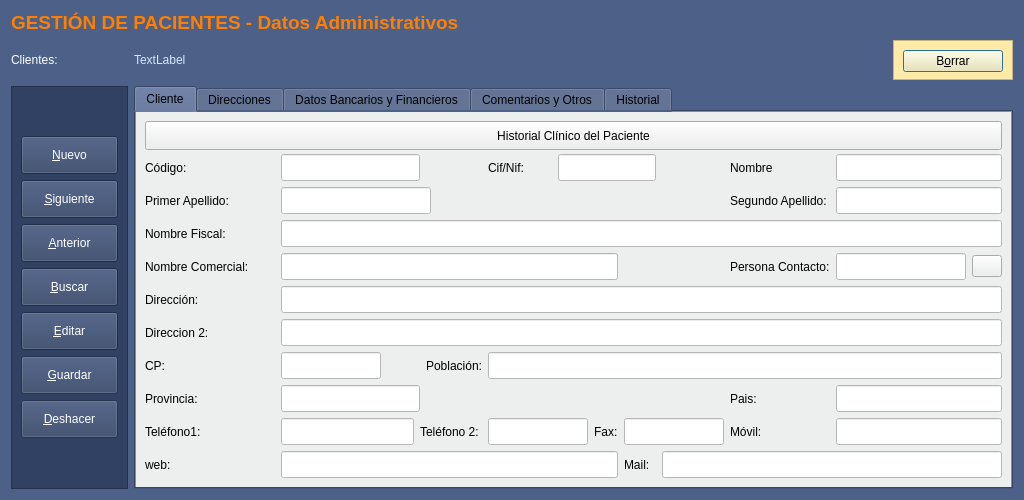
Old version of the form Zona_Pacientes/frmClientes.ui in the repository arcnexus/RedFoX.
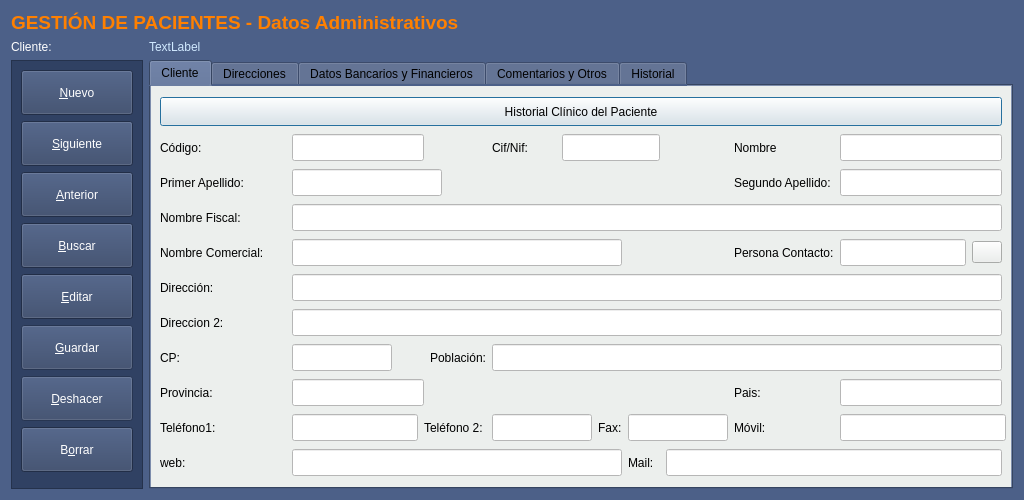
New version of the form. Icons and pictures are not drawn.

What changed in the file:
```diff
--- a/Zona_Pacientes/frmClientes.ui
+++ b/Zona_Pacientes/frmClientes.ui
@@ -53,695 +53,6 @@
      </property>
     </widget>
    </item>
-   <item row="1" column="1">
-    <widget class="QLabel" name="txtNombreFiscal">
-     <property name="styleSheet">
-      <string notr="true">color: rgb(208, 233, 255)</string>
-     </property>
-     <property name="text">
-      <string>TextLabel</string>
-     </property>
-    </widget>
-   </item>
-   <item row="1" column="2">
-    <widget class="QFrame" name="frame_4">
-     <property name="sizePolicy">
-      <sizepolicy hsizetype="Preferred" vsizetype="Maximum">
-       <horstretch>0</horstretch>
-       <verstretch>0</verstretch>
-      </sizepolicy>
-     </property>
-     <property name="minimumSize">
-      <size>
-       <width>0</width>
-       <height>40</height>
-      </size>
-     </property>
-     <property name="maximumSize">
-      <size>
-       <width>120</width>
-       <height>40</height>
-      </size>
-     </property>
-     <property name="palette">
-      <palette>
-       <active>
-        <colorrole role="WindowText">
-         <brush brushstyle="SolidPattern">
-          <color alpha="255">
-           <red>0</red>
-           <green>0</green>
-           <blue>0</blue>
-          </color>
-         </brush>
-        </colorrole>
-        <colorrole role="Button">
-         <brush brushstyle="SolidPattern">
-          <color alpha="255">
-           <red>255</red>
-           <green>235</green>
-           <blue>167</blue>
-          </color>
-         </brush>
-        </colorrole>
-        <colorrole role="Light">
-         <brush brushstyle="SolidPattern">
-          <color alpha="255">
-           <red>255</red>
-           <green>235</green>
-           <blue>183</blue>
-          </color>
-         </brush>
-        </colorrole>
-        <colorrole role="Midlight">
-         <brush brushstyle="SolidPattern">
-          <color alpha="255">
-           <red>239</red>
-           <green>210</green>
-           <blue>136</blue>
-          </color>
-         </brush>
-        </colorrole>
-        <colorrole role="Dark">
-         <brush brushstyle="SolidPattern">
-          <color alpha="255">
-           <red>111</red>
-           <green>93</green>
-           <blue>45</blue>
-          </color>
-         </brush>
-        </colorrole>
-        <colorrole role="Mid">
-         <brush brushstyle="SolidPattern">
-          <color alpha="255">
-           <red>149</red>
-           <green>124</green>
-           <blue>60</blue>
-          </color>
-         </brush>
-        </colorrole>
-        <colorrole role="Text">
-         <brush brushstyle="SolidPattern">
-          <color alpha="255">
-           <red>0</red>
-           <green>0</green>
-           <blue>0</blue>
-          </color>
-         </brush>
-        </colorrole>
-        <colorrole role="BrightText">
-         <brush brushstyle="SolidPattern">
-          <color alpha="255">
-           <red>255</red>
-           <green>255</green>
-           <blue>255</blue>
-          </color>
-         </brush>
-        </colorrole>
-        <colorrole role="ButtonText">
-         <brush brushstyle="SolidPattern">
-          <color alpha="255">
-           <red>0</red>
-           <green>0</green>
-           <blue>0</blue>
-          </color>
-         </brush>
-        </colorrole>
-        <colorrole role="Base">
-         <brush brushstyle="SolidPattern">
-          <color alpha="255">
-           <red>255</red>
-           <green>235</green>
-           <blue>167</blue>
-          </color>
-         </brush>
-        </colorrole>
-        <colorrole role="Window">
-         <brush brushstyle="SolidPattern">
-          <color alpha="255">
-           <red>255</red>
-           <green>235</green>
-           <blue>167</blue>
-          </color>
-         </brush>
-        </colorrole>
-        <colorrole role="Shadow">
-         <brush brushstyle="SolidPattern">
-          <color alpha="255">
-           <red>0</red>
-           <green>0</green>
-           <blue>0</blue>
-          </color>
-         </brush>
-        </colorrole>
-        <colorrole role="AlternateBase">
-         <brush brushstyle="SolidPattern">
-          <color alpha="255">
-           <red>239</red>
-           <green>220</green>
-           <blue>172</blue>
-          </color>
-         </brush>
-        </colorrole>
-        <colorrole role="ToolTipBase">
-         <brush brushstyle="SolidPattern">
-          <color alpha="255">
-           <red>255</red>
-           <green>255</green>
-           <blue>220</blue>
-          </color>
-         </brush>
-        </colorrole>
-        <colorrole role="ToolTipText">
-         <brush brushstyle="SolidPattern">
-          <color alpha="255">
-           <red>0</red>
-           <green>0</green>
-           <blue>0</blue>
-          </color>
-         </brush>
-        </colorrole>
-       </active>
-       <inactive>
-        <colorrole role="WindowText">
-         <brush brushstyle="SolidPattern">
-          <color alpha="255">
-           <red>0</red>
-           <green>0</green>
-           <blue>0</blue>
-          </color>
-         </brush>
-        </colorrole>
-        <colorrole role="Button">
-         <brush brushstyle="SolidPattern">
-          <color alpha="255">
-           <red>255</red>
-           <green>235</green>
-           <blue>167</blue>
-          </color>
-         </brush>
-        </colorrole>
-        <colorrole role="Light">
-         <brush brushstyle="SolidPattern">
-          <color alpha="255">
-           <red>255</red>
-           <green>235</green>
-           <blue>183</blue>
-          </color>
-         </brush>
-        </colorrole>
-        <colorrole role="Midlight">
-         <brush brushstyle="SolidPattern">
-          <color alpha="255">
-           <red>239</red>
-           <green>210</green>
-           <blue>136</blue>
-          </color>
-         </brush>
-        </colorrole>
-        <colorrole role="Dark">
-         <brush brushstyle="SolidPattern">
-          <color alpha="255">
-           <red>111</red>
-           <green>93</green>
-           <blue>45</blue>
-          </color>
-         </brush>
-        </colorrole>
-        <colorrole role="Mid">
-         <brush brushstyle="SolidPattern">
-          <color alpha="255">
-           <red>149</red>
-           <green>124</green>
-           <blue>60</blue>
-          </color>
-         </brush>
-        </colorrole>
-        <colorrole role="Text">
-         <brush brushstyle="SolidPattern">
-          <color alpha="255">
-           <red>0</red>
-           <green>0</green>
-           <blue>0</blue>
-          </color>
-         </brush>
-        </colorrole>
-        <colorrole role="BrightText">
-         <brush brushstyle="SolidPattern">
-          <color alpha="255">
-           <red>255</red>
-           <green>255</green>
-           <blue>255</blue>
-          </color>
-         </brush>
-        </colorrole>
-        <colorrole role="ButtonText">
-         <brush brushstyle="SolidPattern">
-          <color alpha="255">
-           <red>0</red>
-           <green>0</green>
-           <blue>0</blue>
-          </color>
-         </brush>
-        </colorrole>
-        <colorrole role="Base">
-         <brush brushstyle="SolidPattern">
-          <color alpha="255">
-           <red>255</red>
-           <green>235</green>
-           <blue>167</blue>
-          </color>
-         </brush>
-        </colorrole>
-        <colorrole role="Window">
-         <brush brushstyle="SolidPattern">
-          <color alpha="255">
-           <red>255</red>
-           <green>235</green>
-           <blue>167</blue>
-          </color>
-         </brush>
-        </colorrole>
-        <colorrole role="Shadow">
-         <brush brushstyle="SolidPattern">
-          <color alpha="255">
-           <red>0</red>
-           <green>0</green>
-           <blue>0</blue>
-          </color>
-         </brush>
-        </colorrole>
-        <colorrole role="AlternateBase">
-         <brush brushstyle="SolidPattern">
-          <color alpha="255">
-           <red>239</red>
-           <green>220</green>
-           <blue>172</blue>
-          </color>
-         </brush>
-        </colorrole>
-        <colorrole role="ToolTipBase">
-         <brush brushstyle="SolidPattern">
-          <color alpha="255">
-           <red>255</red>
-           <green>255</green>
-           <blue>220</blue>
-          </color>
-         </brush>
-        </colorrole>
-        <colorrole role="ToolTipText">
-         <brush brushstyle="SolidPattern">
-          <color alpha="255">
-           <red>0</red>
-           <green>0</green>
-           <blue>0</blue>
-          </color>
-         </brush>
-        </colorrole>
-       </inactive>
-       <disabled>
-        <colorrole role="WindowText">
-         <brush brushstyle="SolidPattern">
-          <color alpha="255">
-           <red>111</red>
-           <green>93</green>
-           <blue>45</blue>
-          </color>
-         </brush>
-        </colorrole>
-        <colorrole role="Button">
-         <brush brushstyle="SolidPattern">
-          <color alpha="255">
-           <red>255</red>
-           <green>235</green>
-           <blue>167</blue>
-          </color>
-         </brush>
-        </colorrole>
-        <colorrole role="Light">
-         <brush brushstyle="SolidPattern">
-          <color alpha="255">
-           <red>255</red>
-           <green>235</green>
-           <blue>183</blue>
-          </color>
-         </brush>
-        </colorrole>
-        <colorrole role="Midlight">
-         <brush brushstyle="SolidPattern">
-          <color alpha="255">
-           <red>239</red>
-           <green>210</green>
-           <blue>136</blue>
-          </color>
-         </brush>
-        </colorrole>
-        <colorrole role="Dark">
-         <brush brushstyle="SolidPattern">
-          <color alpha="255">
-           <red>111</red>
-           <green>93</green>
-           <blue>45</blue>
-          </color>
-         </brush>
-        </colorrole>
-        <colorrole role="Mid">
-         <brush brushstyle="SolidPattern">
-          <color alpha="255">
-           <red>149</red>
-           <green>124</green>
-           <blue>60</blue>
-          </color>
-         </brush>
-        </colorrole>
-        <colorrole role="Text">
-         <brush brushstyle="SolidPattern">
-          <color alpha="255">
-           <red>111</red>
-           <green>93</green>
-           <blue>45</blue>
-          </color>
-         </brush>
-        </colorrole>
-        <colorrole role="BrightText">
-         <brush brushstyle="SolidPattern">
-          <color alpha="255">
-           <red>255</red>
-           <green>255</green>
-           <blue>255</blue>
-          </color>
-         </brush>
-        </colorrole>
-        <colorrole role="ButtonText">
-         <brush brushstyle="SolidPattern">
-          <color alpha="255">
-           <red>111</red>
-           <green>93</green>
-           <blue>45</blue>
-          </color>
-         </brush>
-        </colorrole>
-        <colorrole role="Base">
-         <brush brushstyle="SolidPattern">
-          <color alpha="255">
-           <red>255</red>
-           <green>235</green>
-           <blue>167</blue>
-          </color>
-         </brush>
-        </colorrole>
-        <colorrole role="Window">
-         <brush brushstyle="SolidPattern">
-          <color alpha="255">
-           <red>255</red>
-           <green>235</green>
-           <blue>167</blue>
-          </color>
-         </brush>
-        </colorrole>
-        <colorrole role="Shadow">
-         <brush brushstyle="SolidPattern">
-          <color alpha="255">
-           <red>0</red>
-           <green>0</green>
-           <blue>0</blue>
-          </color>
-         </brush>
-        </colorrole>
-        <colorrole role="AlternateBase">
-         <brush brushstyle="SolidPattern">
-          <color alpha="255">
-           <red>223</red>
-           <green>186</green>
-           <blue>90</blue>
-          </color>
-         </brush>
-        </colorrole>
-        <colorrole role="ToolTipBase">
-         <brush brushstyle="SolidPattern">
-          <color alpha="255">
-           <red>255</red>
-           <green>255</green>
-           <blue>220</blue>
-          </color>
-         </brush>
-        </colorrole>
-        <colorrole role="ToolTipText">
-         <brush brushstyle="SolidPattern">
-          <color alpha="255">
-           <red>0</red>
-           <green>0</green>
-           <blue>0</blue>
-          </color>
-         </brush>
-        </colorrole>
-       </disabled>
-      </palette>
-     </property>
-     <property name="autoFillBackground">
-      <bool>false</bool>
-     </property>
-     <property name="styleSheet">
-      <string notr="true">background-color: rgb(255, 235, 167);</string>
-     </property>
-     <property name="frameShape">
-      <enum>QFrame::StyledPanel</enum>
-     </property>
-     <property name="frameShadow">
-      <enum>QFrame::Raised</enum>
-     </property>
-     <layout class="QGridLayout" name="gridLayout_20">
-      <item row="0" column="0">
-       <widget class="QPushButton" name="btnBorrar">
-        <property name="minimumSize">
-         <size>
-          <width>0</width>
-          <height>22</height>
-         </size>
-        </property>
-        <property name="text">
-         <string>B&amp;orrar</string>
-        </property>
-        <property name="icon">
-         <iconset resource="../terra.qrc">
-          <normaloff>:/Icons/PNG/Delete.png</normaloff>:/Icons/PNG/Delete.png</iconset>
-        </property>
-        <property name="iconSize">
-         <size>
-          <width>18</width>
-          <height>18</height>
-         </size>
-        </property>
-       </widget>
-      </item>
-     </layout>
-    </widget>
-   </item>
-   <item row="2" column="0">
-    <widget class="QFrame" name="frame_3">
-     <property name="sizePolicy">
-      <sizepolicy hsizetype="Minimum" vsizetype="Minimum">
-       <horstretch>0</horstretch>
-       <verstretch>0</verstretch>
-      </sizepolicy>
-     </property>
-     <property name="minimumSize">
-      <size>
-       <width>117</width>
-       <height>374</height>
-      </size>
-     </property>
-     <property name="maximumSize">
-      <size>
-       <width>117</width>
-       <height>16777215</height>
-      </size>
-     </property>
-     <property name="styleSheet">
-      <string notr="true">background-color: #304163;
-color: #ffffff</string>
-     </property>
-     <property name="frameShape">
-      <enum>QFrame::StyledPanel</enum>
-     </property>
-     <property name="frameShadow">
-      <enum>QFrame::Raised</enum>
-     </property>
-     <layout class="QGridLayout" name="gridLayout_21">
-      <item row="0" column="0">
-       <layout class="QVBoxLayout" name="verticalLayout_3">
-        <item>
-         <widget class="QPushButton" name="btnAnadir">
-          <property name="minimumSize">
-           <size>
-            <width>0</width>
-            <height>38</height>
-           </size>
-          </property>
-          <property name="text">
-           <string>&amp;Nuevo</string>
-          </property>
-          <property name="icon">
-           <iconset resource="../terra.qrc">
-            <normaloff>:/Icons/PNG/add.png</normaloff>:/Icons/PNG/add.png</iconset>
-          </property>
-          <property name="iconSize">
-           <size>
-            <width>24</width>
-            <height>24</height>
-           </size>
-          </property>
-         </widget>
-        </item>
-        <item>
-         <widget class="QPushButton" name="btnSiguiente">
-          <property name="minimumSize">
-           <size>
-            <width>0</width>
-            <height>38</height>
-           </size>
-          </property>
-          <property name="text">
-           <string>&amp;Siguiente</string>
-          </property>
-          <property name="icon">
-           <iconset resource="../terra.qrc">
-            <normaloff>:/Icons/PNG/Next.png</normaloff>:/Icons/PNG/Next.png</iconset>
-          </property>
-          <property name="iconSize">
-           <size>
-            <width>24</width>
-            <height>24</height>
-           </size>
-          </property>
-         </widget>
-        </item>
-        <item>
-         <widget class="QPushButton" name="btnAnterior">
-          <property name="minimumSize">
-           <size>
-            <width>0</width>
-            <height>38</height>
-           </size>
-          </property>
-          <property name="text">
-           <string>&amp;Anterior</string>
-          </property>
-          <property name="icon">
-           <iconset resource="../terra.qrc">
-            <normaloff>:/Icons/PNG/Previous.png</normaloff>:/Icons/PNG/Previous.png</iconset>
-          </property>
-          <property name="iconSize">
-           <size>
-            <width>24</width>
-            <height>24</height>
-           </size>
-          </property>
-         </widget>
-        </item>
-        <item>
-         <widget class="QPushButton" name="btnBuscar">
-          <property name="minimumSize">
-           <size>
-            <width>0</width>
-            <height>38</height>
-           </size>
-          </property>
-          <property name="text">
-           <string>&amp;Buscar</string>
-          </property>
-          <property name="icon">
-           <iconset resource="../terra.qrc">
-            <normaloff>:/Icons/PNG/search.png</normaloff>:/Icons/PNG/search.png</iconset>
-          </property>
-          <property name="iconSize">
-           <size>
-            <width>24</width>
-            <height>24</height>
-           </size>
-          </property>
-         </widget>
-        </item>
-        <item>
-         <widget class="QPushButton" name="btnEditar">
-          <property name="minimumSize">
-           <size>
-            <width>0</width>
-            <height>38</height>
-           </size>
-          </property>
-          <property name="text">
-           <string>&amp;Editar</string>
-          </property>
-          <property name="icon">
-           <iconset resource="../terra.qrc">
-            <normaloff>:/Icons/PNG/edit.png</normaloff>:/Icons/PNG/edit.png</iconset>
-          </property>
-          <property name="iconSize">
-           <size>
-            <width>24</width>
-            <height>24</height>
-           </size>
-          </property>
-         </widget>
-        </item>
-        <item>
-         <widget class="QPushButton" name="btnGuardar">
-          <property name="enabled">
-           <bool>false</bool>
-          </property>
-          <property name="minimumSize">
-           <size>
-            <width>0</width>
-            <height>38</height>
-           </size>
-          </property>
-          <property name="text">
-           <string>&amp;Guardar</string>
-          </property>
-          <property name="icon">
-           <iconset resource="../terra.qrc">
-            <normaloff>:/Icons/PNG/Save.png</normaloff>:/Icons/PNG/Save.png</iconset>
-          </property>
-          <property name="iconSize">
-           <size>
-            <width>24</width>
-            <height>24</height>
-           </size>
-          </property>
-         </widget>
-        </item>
-        <item>
-         <widget class="QPushButton" name="btnDeshacer">
-          <property name="enabled">
-           <bool>false</bool>
-          </property>
-          <property name="minimumSize">
-           <size>
-            <width>0</width>
-            <height>38</height>
-           </size>
-          </property>
-          <property name="text">
-           <string>&amp;Deshacer</string>
-          </property>
-          <property name="icon">
-           <iconset resource="../terra.qrc">
-            <normaloff>:/Icons/PNG/undo.png</normaloff>:/Icons/PNG/undo.png</iconset>
-          </property>
-          <property name="iconSize">
-           <size>
-            <width>24</width>
-            <height>24</height>
-           </size>
-          </property>
-         </widget>
-        </item>
-       </layout>
-      </item>
-     </layout>
-    </widget>
-   </item>
    <item row="2" column="1" colspan="2">
     <widget class="QTabWidget" name="tabWidget">
      <property name="sizePolicy">
@@ -3533,10 +2844,244 @@
       <string notr="true">color: rgb(255, 255, 255);</string>
      </property>
      <property name="text">
-      <string>Clientes:</string>
+      <string>Cliente:</string>
      </property>
     </widget>
    </item>
+   <item row="1" column="1">
+    <widget class="QLabel" name="txtNombreFiscal">
+     <property name="styleSheet">
+      <string notr="true">color: rgb(208, 233, 255)</string>
+     </property>
+     <property name="text">
+      <string>TextLabel</string>
+     </property>
+    </widget>
+   </item>
+   <item row="2" column="0">
+    <widget class="QFrame" name="frame_3">
+     <property name="sizePolicy">
+      <sizepolicy hsizetype="Minimum" vsizetype="Minimum">
+       <horstretch>0</horstretch>
+       <verstretch>0</verstretch>
+      </sizepolicy>
+     </property>
+     <property name="minimumSize">
+      <size>
+       <width>132</width>
+       <height>374</height>
+      </size>
+     </property>
+     <property name="maximumSize">
+      <size>
+       <width>117</width>
+       <height>16777215</height>
+      </size>
+     </property>
+     <property name="styleSheet">
+      <string notr="true">background-color: #304163;
+color: #ffffff</string>
+     </property>
+     <property name="frameShape">
+      <enum>QFrame::StyledPanel</enum>
+     </property>
+     <property name="frameShadow">
+      <enum>QFrame::Raised</enum>
+     </property>
+     <layout class="QGridLayout" name="gridLayout_7">
+      <item row="0" column="0">
+       <widget class="QPushButton" name="btnAnadir">
+        <property name="minimumSize">
+         <size>
+          <width>0</width>
+          <height>45</height>
+         </size>
+        </property>
+        <property name="text">
+         <string>&amp;Nuevo</string>
+        </property>
+        <property name="icon">
+         <iconset resource="../terra.qrc">
+          <normaloff>:/Icons/PNG/add.png</normaloff>:/Icons/PNG/add.png</iconset>
+        </property>
+        <property name="iconSize">
+         <size>
+          <width>24</width>
+          <height>24</height>
+         </size>
+        </property>
+       </widget>
+      </item>
+      <item row="1" column="0">
+       <widget class="QPushButton" name="btnSiguiente">
+        <property name="minimumSize">
+         <size>
+          <width>0</width>
+          <height>45</height>
+         </size>
+        </property>
+        <property name="text">
+         <string>&amp;Siguiente</string>
+        </property>
+        <property name="icon">
+         <iconset resource="../terra.qrc">
+          <normaloff>:/Icons/PNG/Next.png</normaloff>:/Icons/PNG/Next.png</iconset>
+        </property>
+        <property name="iconSize">
+         <size>
+          <width>24</width>
+          <height>24</height>
+         </size>
+        </property>
+       </widget>
+      </item>
+      <item row="2" column="0">
+       <widget class="QPushButton" name="btnAnterior">
+        <property name="minimumSize">
+         <size>
+          <width>0</width>
+          <height>45</height>
+         </size>
+        </property>
+        <property name="text">
+         <string>&amp;Anterior</string>
+        </property>
+        <property name="icon">
+         <iconset resource="../terra.qrc">
+          <normaloff>:/Icons/PNG/Previous.png</normaloff>:/Icons/PNG/Previous.png</iconset>
+        </property>
+        <property name="iconSize">
+         <size>
+          <width>24</width>
+          <height>24</height>
+         </size>
+        </property>
+       </widget>
+      </item>
+      <item row="3" column="0">
+       <widget class="QPushButton" name="btnBuscar">
+        <property name="minimumSize">
+         <size>
+          <width>0</width>
+          <height>45</height>
+         </size>
+        </property>
+        <property name="text">
+         <string>&amp;Buscar</string>
+        </property>
+        <property name="icon">
+         <iconset resource="../terra.qrc">
+          <normaloff>:/Icons/PNG/search.png</normaloff>:/Icons/PNG/search.png</iconset>
+        </property>
+        <property name="iconSize">
+         <size>
+          <width>24</width>
+          <height>24</height>
+         </size>
+        </property>
+       </widget>
+      </item>
+      <item row="4" column="0">
+       <widget class="QPushButton" name="btnEditar">
+        <property name="minimumSize">
+         <size>
+          <width>0</width>
+          <height>45</height>
+         </size>
+        </property>
+        <property name="text">
+         <string>&amp;Editar</string>
+        </property>
+        <property name="icon">
+         <iconset resource="../terra.qrc">
+          <normaloff>:/Icons/PNG/edit.png</normaloff>:/Icons/PNG/edit.png</iconset>
+        </property>
+        <property name="iconSize">
+         <size>
+          <width>24</width>
+          <height>24</height>
+         </size>
+        </property>
+       </widget>
+      </item>
+      <item row="5" column="0">
+       <widget class="QPushButton" name="btnGuardar">
+        <property name="enabled">
+         <bool>false</bool>
+        </property>
+        <property name="minimumSize">
+         <size>
+          <width>0</width>
+          <height>45</height>
+         </size>
+        </property>
+        <property name="text">
+         <string>&amp;Guardar</string>
+        </property>
+        <property name="icon">
+         <iconset resource="../terra.qrc">
+          <normaloff>:/Icons/PNG/Save.png</normaloff>:/Icons/PNG/Save.png</iconset>
+        </property>
+        <property name="iconSize">
+         <size>
+          <width>24</width>
+          <height>24</height>
+         </size>
+        </property>
+       </widget>
+      </item>
+      <item row="6" column="0">
+       <widget class="QPushButton" name="btnDeshacer">
+        <property name="enabled">
+         <bool>false</bool>
+        </property>
+        <property name="minimumSize">
+         <size>
+          <width>0</width>
+          <height>45</height>
+         </size>
+        </property>
+        <property name="text">
+         <string>&amp;Deshacer</string>
+        </property>
+        <property name="icon">
+         <iconset resource="../terra.qrc">
+          <normaloff>:/Icons/PNG/undo.png</normaloff>:/Icons/PNG/undo.png</iconset>
+        </property>
+        <property name="iconSize">
+         <size>
+          <width>24</width>
+          <height>24</height>
+         </size>
+        </property>
+       </widget>
+      </item>
+      <item row="7" column="0">
+       <widget class="QPushButton" name="btnBorrar">
+        <property name="minimumSize">
+         <size>
+          <width>0</width>
+          <height>45</height>
+         </size>
+        </property>
+        <property name="text">
+         <string>B&amp;orrar</string>
+        </property>
+        <property name="icon">
+         <iconset resource="../terra.qrc">
+          <normaloff>:/Icons/PNG/Delete.png</normaloff>:/Icons/PNG/Delete.png</iconset>
+        </property>
+        <property name="iconSize">
+         <size>
+          <width>18</width>
+          <height>18</height>
+         </size>
+        </property>
+       </widget>
+      </item>
+     </layout>
+    </widget>
+   </item>
   </layout>
  </widget>
  <tabstops>
```
Left out of the diff: 1 changed line with no effect on the pictures.
